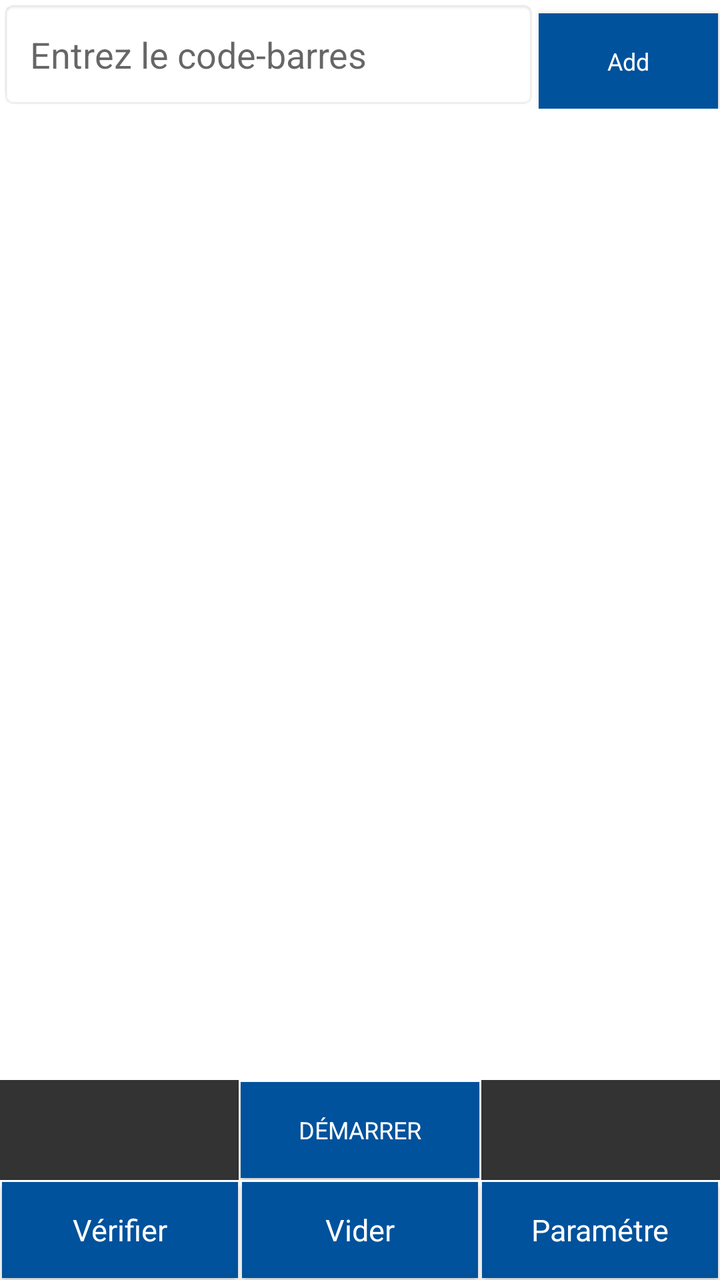
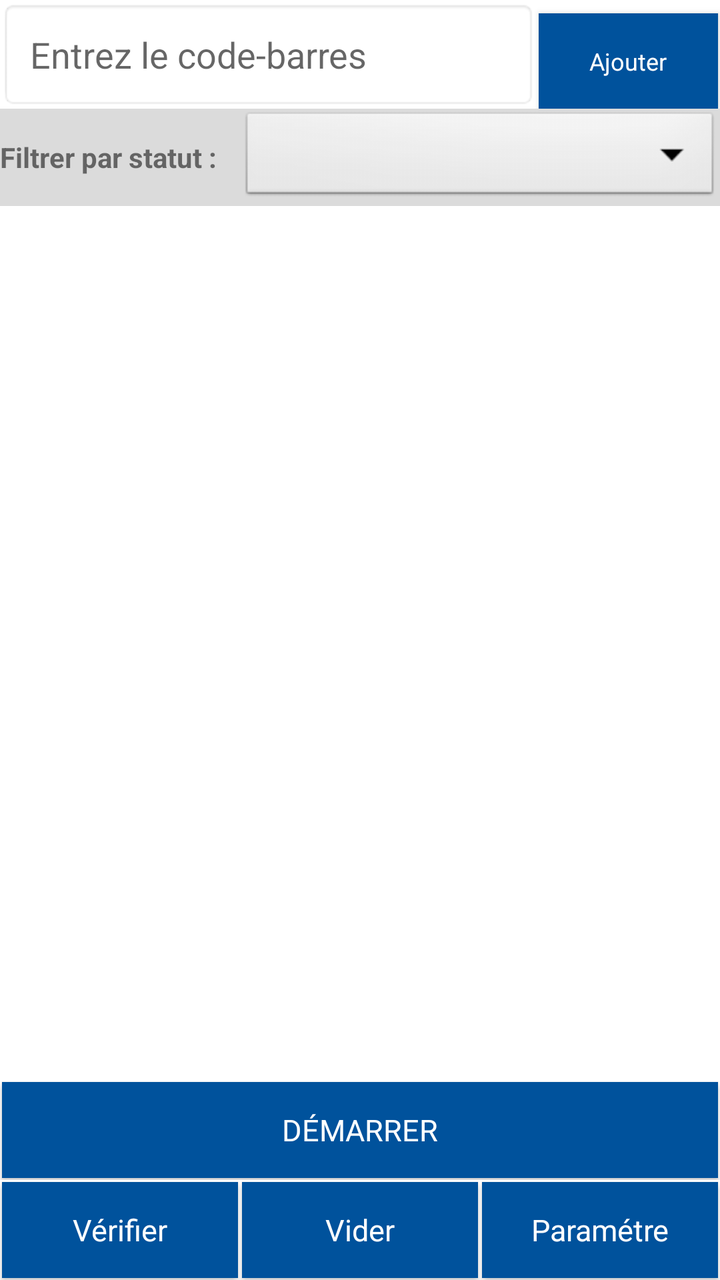

Two renders of the same Android screen: before a commit and after it. Below are the layout's source before the change and the commit's diff.
<!-- AndroidManifest.xml: application theme AppNewTheme -->
<!-- res/layout/fragment_inventory_barcode.xml -->
<LinearLayout xmlns:android="http://schemas.android.com/apk/res/android"
    xmlns:tools="http://schemas.android.com/tools"
    style="@style/base_layout_style"
    android:paddingLeft="0dp"
    android:paddingRight="0dp"
    android:orientation="vertical">

    <LinearLayout
        android:layout_width="match_parent"
        android:layout_height="wrap_content"
        android:orientation="horizontal">

        <EditText
            android:id="@+id/manualBarcodeInput"
            android:layout_width="0dp"
            android:layout_weight="3"
            android:layout_height="wrap_content"
            android:hint="Entrez le code-barres"
            android:inputType="text"
            android:padding="15dp"
            android:background="@android:drawable/editbox_background"
            android:focusable="true"
            android:focusableInTouchMode="true"/>

        <Button
            android:id="@+id/addBarcodeButton"
            android:layout_width="0dp"
            android:layout_weight="1"
            android:layout_height="wrap_content"
            android:text="Add"
            style="@style/style_button_font"
            android:textSize="12sp" />
    </LinearLayout>

    <ListView
        android:id="@+id/inventoryBarcodeList"
        android:layout_width="match_parent"
        android:layout_height="0dp"
        android:layout_weight="95"
        android:divider="@android:color/darker_gray"
        android:dividerHeight="0.25dp" />

    <TextView
        android:id="@+id/inventoryBarcodeEmpty"
        android:layout_width="match_parent"
        android:layout_height="0dp"
        android:layout_weight="95"
        android:padding="@dimen/default_padding"
        style="@style/style_medium_font"
        android:text="@string/nobarcode_found"
        android:visibility="gone" />

    <LinearLayout
        android:layout_width="match_parent"
        android:layout_height="wrap_content"
        android:orientation="horizontal">

        <TextView
            android:id="@+id/inventoryBarcodeRunTime"
            android:layout_width="0dp"
            android:layout_weight="1"
            android:layout_height="wrap_content"
            android:textAlignment="textStart" />

        <TextView
            android:id="@+id/inventoryBarcodeVoltageLevel"
            android:layout_width="wrap_content"
            android:layout_height="wrap_content" />
    </LinearLayout>

    <LinearLayout
        android:layout_width="match_parent"
        android:layout_height="50dp"

        android:baselineAligned="false"
        android:orientation="horizontal">

        <TextView
            android:id="@+id/inventoryBarcodeYield"
            android:layout_width="0dp"
            android:layout_weight="10"
            android:layout_height="match_parent"
            android:gravity="center"
            style="@style/style_button_font_2" />

        <Button
            android:id="@+id/inventoryBarcodeButton"
            android:layout_width="0dp"
            android:layout_weight="10"
            android:layout_height="match_parent"
            style="@style/style_button_font"
            android:textSize="12sp"
            android:text="@string/start_title" />

        <TextView
            android:id="@+id/inventoryBarcodeTotal"
            android:layout_width="0dp"
            android:layout_weight="10"
            android:layout_height="match_parent"
            android:gravity="center"
            style="@style/style_button_font_2" />
    </LinearLayout>
    <LinearLayout
        android:layout_width="match_parent"
        android:layout_height="50dp"
        android:gravity="center|bottom"
        android:orientation="horizontal" >

        <Button
            android:id="@+id/verifyBarcodeButton"
            android:layout_width="0dp"
            android:layout_weight="1"
            android:layout_height="match_parent"
            style="@style/style_button_font"
            android:textSize="15sp"
            android:text="Vérifier" />

        <Button
            android:id="@+id/clearListBarcodeButton"
            android:layout_width="0dp"
            android:layout_weight="1"
            android:layout_height="match_parent"
            style="@style/style_button_font"
            android:textSize="15sp"
            android:text="Vider" />

        <Button
            android:id="@+id/settingBarcodeButton"
            android:layout_width="0dp"
            android:layout_weight="1"
            android:layout_height="match_parent"
            style="@style/style_button_font"
            android:textSize="15sp"
            android:text="Paramétre" />

    </LinearLayout>
</LinearLayout>
<!-- resources referenced by this layout -->
<resources>
  <dimen name="default_padding">10dp</dimen>
  <string name="nobarcode_found">Aucun code-barres trouvé</string>
  <string name="start_title">DÉMARRER</string>
  <style name="base_layout_style">
          <item name="android:layout_height">match_parent</item>
          <item name="android:layout_width">match_parent</item>
          <item name="android:paddingLeft">10dp</item>
          <item name="android:paddingRight">10dp</item>
      </style>
  <style name="style_button_font">
          <item name="android:textAppearance">?android:attr/textAppearanceLarge</item>
          <item name="android:textColor">#FFFFFF</item>
          <item name="android:background">#4b77be</item>
          <item name="android:layout_margin">1dp</item>
      </style>
  <style name="style_button_font_2">
          <item name="android:textAppearance">?android:attr/textAppearanceLarge</item>
          <item name="android:textColor">@android:color/primary_text_dark</item>
          <item name="android:background">#CC000000</item>
          <item name="android:textSize">8sp</item>
      </style>
  <style name="style_medium_font">
          <item name="android:layout_width">match_parent</item>
          <item name="android:layout_height">wrap_content</item>
          <item name="android:textAppearance">?android:attr/textAppearanceMedium</item>
      </style>
  <style name="AppNewTheme" parent="Theme.MaterialComponents.Light.NoActionBar">
          <item name="colorPrimary">@color/colorPrimary</item>
          <item name="colorPrimaryDark">@color/colorPrimaryDark</item>
          <item name="colorAccent">@color/colorPrimary</item>
          <item name="android:textAllCaps">false</item>
          <item name="windowActionBar">false</item>
          <item name="windowNoTitle">true</item>
          <item name="actionButtonStyle">@style/ActionButtonStyle</item>
          <item name="actionBarTabTextStyle">@style/ActionTabTextStyle</item>
      </style>
  <color name="colorPrimary">#00529c</color>
  <color name="colorPrimaryDark">#3F51B5</color>
  <style name="ActionButtonStyle">
          <item name="android:minWidth">0dp</item>
          <item name="android:paddingLeft">0dp</item>
          <item name="android:paddingRight">5dp</item>
      </style>
  <style name="ActionTabTextStyle">
          <item name="android:textAllCaps">false</item>
      </style>
</resources>

<!-- the commit's change to res/layout/fragment_inventory_barcode.xml (unified diff, before → after) -->
@@ -27,9 +27,34 @@
             android:layout_width="0dp"
             android:layout_weight="1"
             android:layout_height="wrap_content"
-            android:text="Add"
+            android:text="Ajouter"
             style="@style/style_button_font"
             android:textSize="12sp" />
+    </LinearLayout>
+
+    <LinearLayout
+        android:layout_width="match_parent"
+        android:layout_height="wrap_content"
+        android:orientation="horizontal"
+        android:padding="0dp"
+        android:background="#DBDBDB"
+        android:gravity="center_vertical">
+
+        <TextView
+            android:layout_width="wrap_content"
+            android:layout_height="wrap_content"
+            android:text="Filtrer par statut :"
+            android:textSize="14sp"
+            android:textStyle="bold"
+            android:layout_marginEnd="12dp"/>
+
+        <Spinner
+            android:id="@+id/filterSpinner"
+            android:layout_width="0dp"
+            android:layout_height="wrap_content"
+            android:layout_weight="1"
+            android:background="@android:drawable/btn_dropdown"
+            android:padding="8dp"/>
     </LinearLayout>
 
     <ListView
@@ -77,8 +102,7 @@
 
         <TextView
             android:id="@+id/inventoryBarcodeYield"
-            android:layout_width="0dp"
-            android:layout_weight="10"
+            android:layout_width="wrap_content"
             android:layout_height="match_parent"
             android:gravity="center"
             style="@style/style_button_font_2" />
@@ -86,16 +110,17 @@
         <Button
             android:id="@+id/inventoryBarcodeButton"
             android:layout_width="0dp"
-            android:layout_weight="10"
+            android:layout_weight="1"
             android:layout_height="match_parent"
             style="@style/style_button_font"
-            android:textSize="12sp"
+            android:textSize="15sp"
             android:text="@string/start_title" />
+
+        
 
         <TextView
             android:id="@+id/inventoryBarcodeTotal"
-            android:layout_width="0dp"
-            android:layout_weight="10"
+            android:layout_width="wrap_content"
             android:layout_height="match_parent"
             android:gravity="center"
             style="@style/style_button_font_2" />
